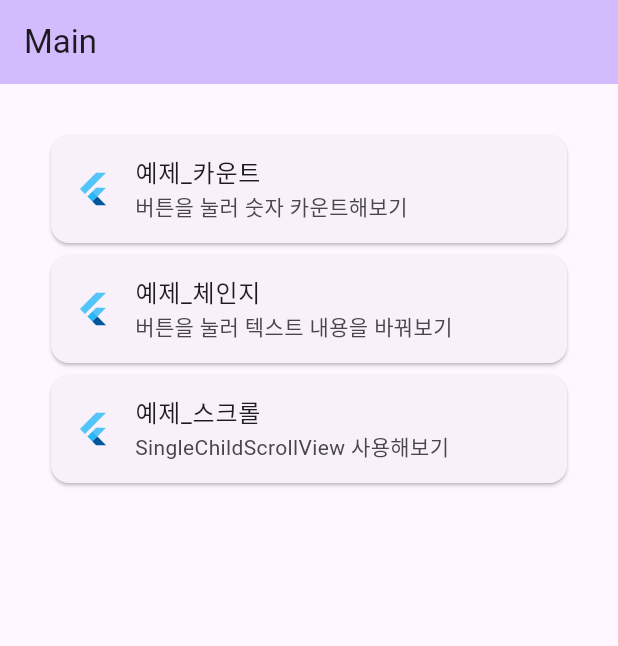
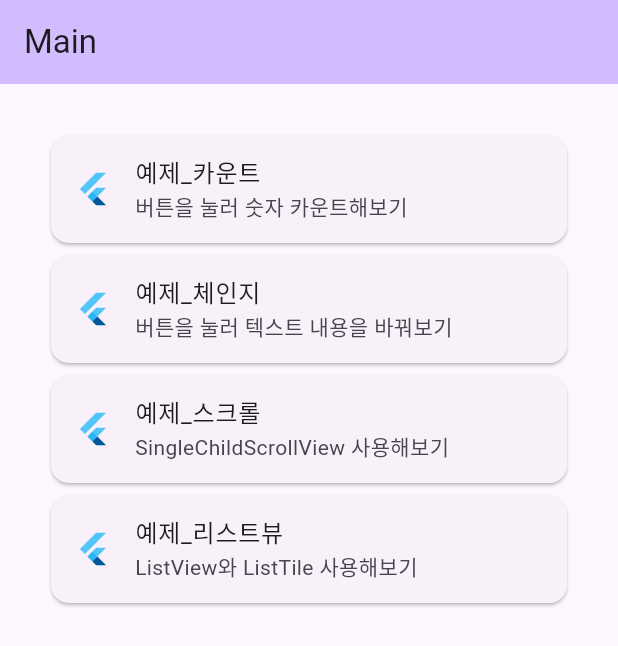
Before and after one commit to junselee42/flutter_study, a Flutter app: the screen it shows after launch, on a phone screen of 412 x 824 dp. Shown: the top 646 px of the screen. Run offline on Flutter 3.47's test engine with Material 2 defaults, Android fonts, the phone set to English and light mode, and no system bars.

Commit message:
update: updated ex03

```diff
--- a/lib/main.dart
+++ b/lib/main.dart
@@ -85,6 +85,17 @@ class _MyHomePageState extends State<MyHomePage> {
               },
             ),
           ),
+          Card(
+            child: ListTile(
+              leading: FlutterLogo(),
+              title: Text('예제_리스트뷰'),
+              subtitle: Text('ListView와 ListTile 사용해보기'),
+              hoverColor: Colors.purple,
+              onTap: (){
+                Navigator.of(context).pushNamed('/fourth');
+              },
+            ),
+          )
         ],
       ),
     );
--- a/lib/router/router.dart
+++ b/lib/router/router.dart
@@ -3,10 +3,12 @@ import 'package:flutter00/main.dart';
 import 'package:flutter00/router/pages/one.dart';
 import 'package:flutter00/router/pages/two.dart';
 import 'package:flutter00/router/pages/three.dart';
+import 'package:flutter00/router/pages/four.dart';
 
 final routes = {
   '/': (BuildContext context) => const MyHomePage(title: "Main"),
   '/first': (BuildContext context) => const OnePage(),
   '/second': (BuildContext context) => const TwoPage(),
   '/third': (BuildContext context) => const ThreePage(),
+  '/fourth': (BuildContext context) => const FourPage(),
 };
```
Also changed, not shown: lib/router/pages/four.dart (added, +41 -0 lines).
